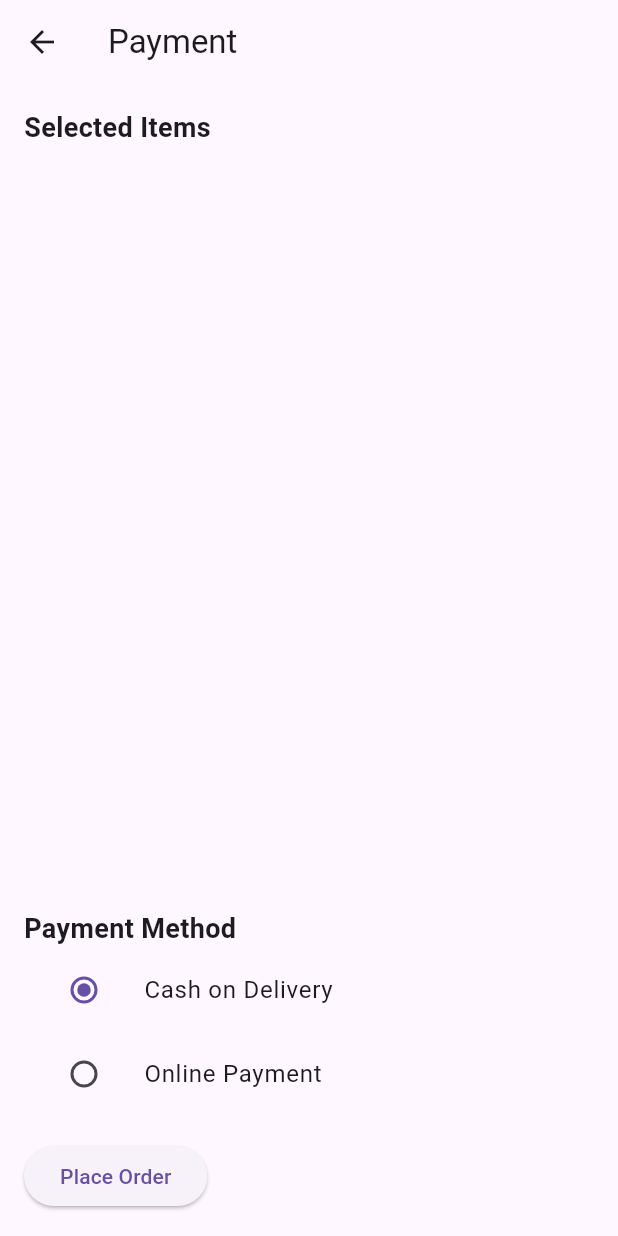
After one commit to bhavuu01/Shopper_Store, a Flutter app: the PaymentScreen screen opened directly, on a phone screen of 412 x 824 dp. The commit adds this screen. Run offline on Flutter 3.47's test engine with Material 3 defaults, Android fonts, the phone set to English and light mode, and no system bars; our stand-ins replace carousel_slider, cloud_firestore, csc_picker, dropdown_button2, firebase_auth, firebase_core and 6 more; accounts and stored records are empty.

Commit message:
My First Edit

```diff
--- /dev/null
+++ b/lib/Payment/PaymentScreen.dart
@@ -0,0 +1,134 @@
+import 'package:cloud_firestore/cloud_firestore.dart';
+import 'package:firebase_auth/firebase_auth.dart';
+import 'package:flutter/material.dart';
+
+class PaymentScreen extends StatefulWidget {
+  const PaymentScreen({super.key});
+
+  @override
+  State<PaymentScreen> createState() => _PaymentScreenState();
+}
+
+class _PaymentScreenState extends State<PaymentScreen> {
+  String _paymentMethod = 'Cash on Delivery';
+
+  @override
+  Widget build(BuildContext context) {
+    String currentUserUID = FirebaseAuth.instance.currentUser!.uid;
+
+    return Scaffold(
+      appBar: AppBar(
+        title: Text('Payment'),
+      ),
+      body: Padding(
+        padding: const EdgeInsets.all(16.0),
+        child: Column(
+          crossAxisAlignment: CrossAxisAlignment.start,
+          children: [
+            Text(
+              'Selected Items',
+              style: TextStyle(fontSize: 18, fontWeight: FontWeight.bold),
+            ),
+            SizedBox(height: 16),
+            Expanded(
+              child: StreamBuilder(
+                stream: FirebaseFirestore.instance
+                    .collection('ShoppingCart')
+                    .where('UID', isEqualTo: currentUserUID)
+                    .snapshots(),
+                builder: (context, AsyncSnapshot<QuerySnapshot> snapshot) {
+                  if (snapshot.connectionState == ConnectionState.waiting) {
+                    return Center(child: CircularProgressIndicator());
+                  }
+                  if (snapshot.hasError) {
+                    return Text('Error: ${snapshot.error}');
+                  }
+                  if (snapshot.hasData) {
+                    return ListView.builder(
+                      itemCount: snapshot.data!.docs.length,
+                      itemBuilder: (context, index) {
+                        var doc = snapshot.data!.docs[index];
+                        return Card(
+                          child: ListTile(
+                            leading: Image.network(doc['images'][0]),
+                            title: Text(
+                              doc['productName'],
+                              style: TextStyle(fontWeight: FontWeight.bold),
+                            ),
+                            subtitle: Column(
+                              crossAxisAlignment: CrossAxisAlignment.start,
+                              children: [
+                                Text(
+                                  'MRP: ${doc['productPrice']}',
+                                  style: TextStyle(
+                                    decoration: TextDecoration.lineThrough,
+                                  ),
+                                ),
+                                Text(
+                                  'Product Price: ${doc['productNewPrice']}',
+
+                                ),
+                                Text(
+                                  'Quantity: ${doc['quantity']}',
+                                ),
+                              ],
+                            ),
+                          ),
+                        );
+                      },
+                    );
+                  }
+                  return Text('No Orders Found');
+                },
+              ),
+            ),
+            SizedBox(height: 16),
+            Text(
+              'Payment Method',
+              style: TextStyle(fontSize: 18, fontWeight: FontWeight.bold),
+            ),
+            ListTile(
+              title: Text('Cash on Delivery'),
+              leading: Radio(
+                value: 'Cash on Delivery',
+                groupValue: _paymentMethod,
+                onChanged: (value) {
+                  setState(() {
+                    _paymentMethod = value.toString();
+                  });
+                },
+              ),
+            ),
+            ListTile(
+              title: Text('Online Payment'),
+              leading: Radio(
+                value: 'Online Payment',
+                groupValue: _paymentMethod,
+                onChanged: (value) {
+                  setState(() {
+                    _paymentMethod = value.toString();
+                  });
+                },
+              ),
+            ),
+            SizedBox(height: 16),
+            ElevatedButton(
+              onPressed: () {
+
+                FirebaseFirestore.instance.collection('Orders').add({
+                  'paymentMethod': _paymentMethod,
+
+                }).then((value) {
+                  // Handle success
+                }).catchError((error) {
+                  // Handle error
+                });
+              },
+              child: Text('Place Order'),
+            ),
+          ],
+        ),
+      ),
+    );
+  }
+}
```
Also changed, not shown: lib/Cart/CartScreen.dart (+17 -4 lines), lib/Payment/Address.dart (+11 -1 lines).
